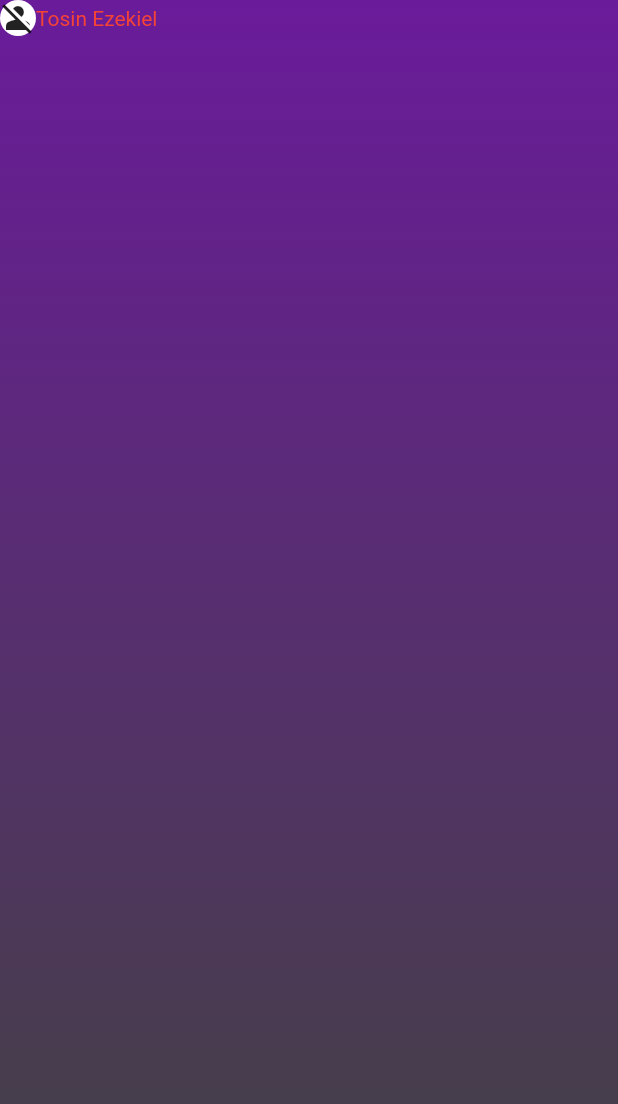
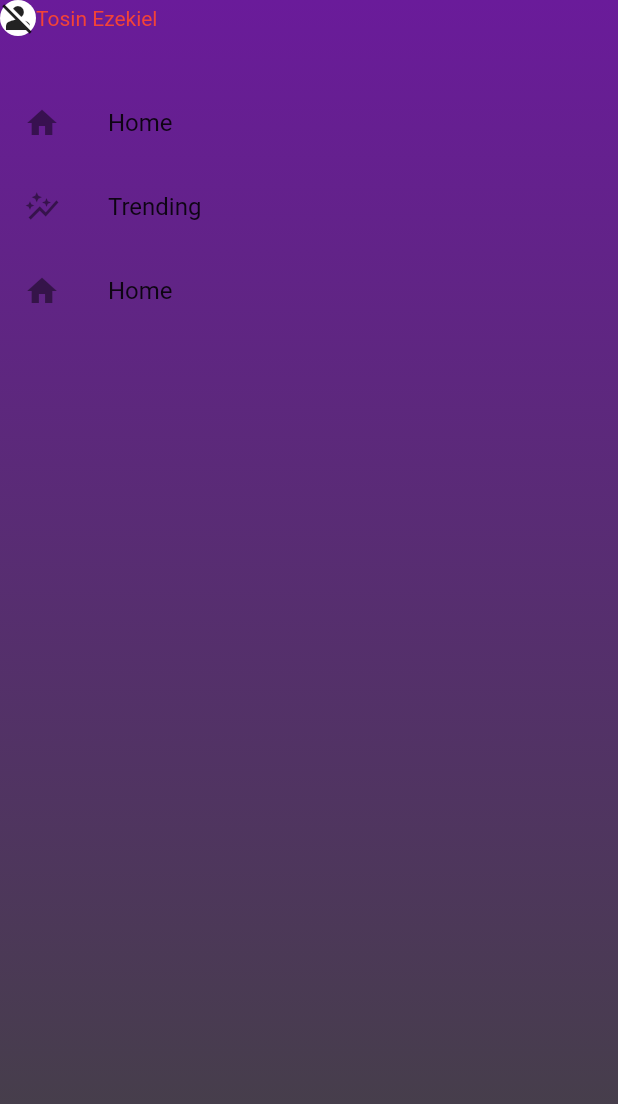
Before and after one commit to Tosin8/discover, a Flutter app: the SideMenu widget shown alone on an empty page, opened directly, on a phone screen of 412 x 824 dp. Shown: the top 1104 px of the screen. Run offline on Flutter 3.47's test engine with Material 2 defaults, Android fonts, the phone set to English and light mode, and no system bars.

Commit message:
Updating Menu with ListTile

```diff
--- a/lib/Screens/home_page/components/side_menu.dart
+++ b/lib/Screens/home_page/components/side_menu.dart
@@ -32,7 +32,24 @@ class _SideMenuState extends State<SideMenu> {
             ],
           ),
           const SizedBox(height: 30),
-          const ListTile(),
+          ListTile(
+            title: const Text('Home'),
+            // isThreeLine: true,
+            //subtitle: const Text('Secondary text\nTertiary text'),
+            leading: const Icon(Icons.home),
+            //trailing: const Text('Metadata'),
+            onTap: () => print("Home is pressed"),
+          ),
+          ListTile(
+            title: const Text('Trending'),
+            leading: const Icon(Icons.auto_graph),
+            onTap: () => print("Trending is pressed"),
+          ),
+          ListTile(
+            title: const Text('Home'),
+            leading: const Icon(Icons.home),
+            onTap: () => print("Home is pressed"),
+          ),
         ],
       ),
     );
```
